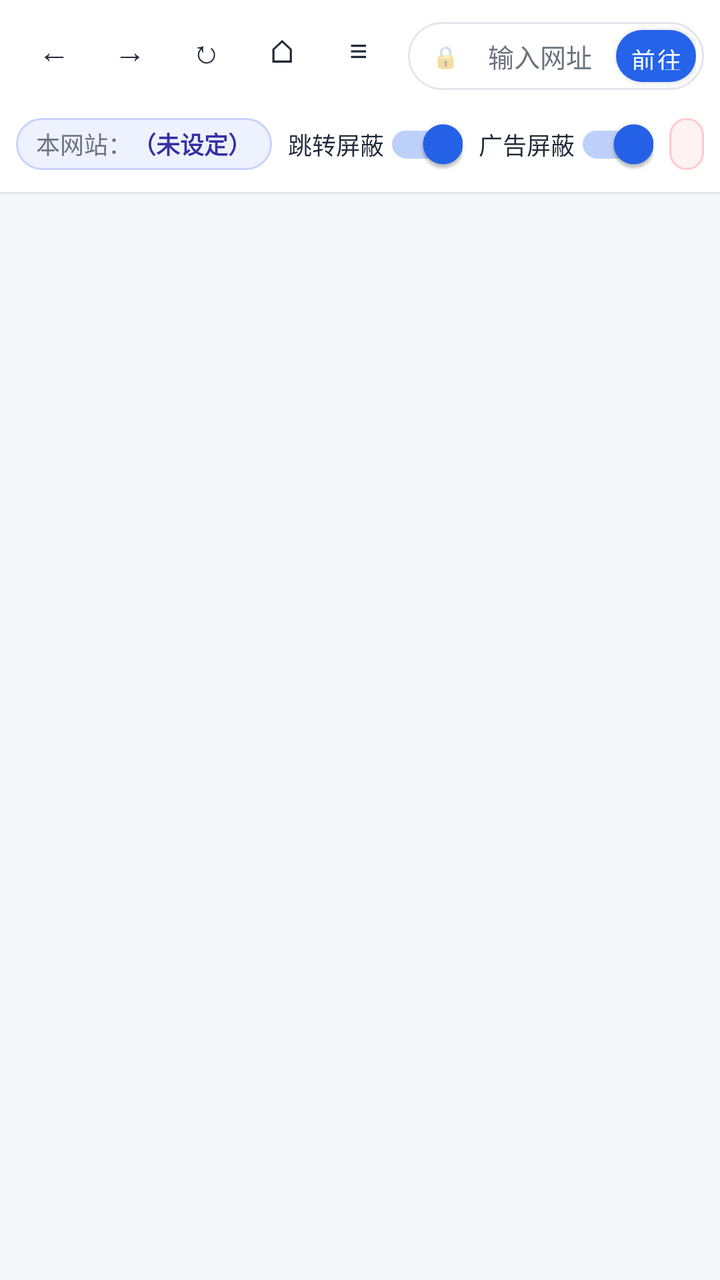
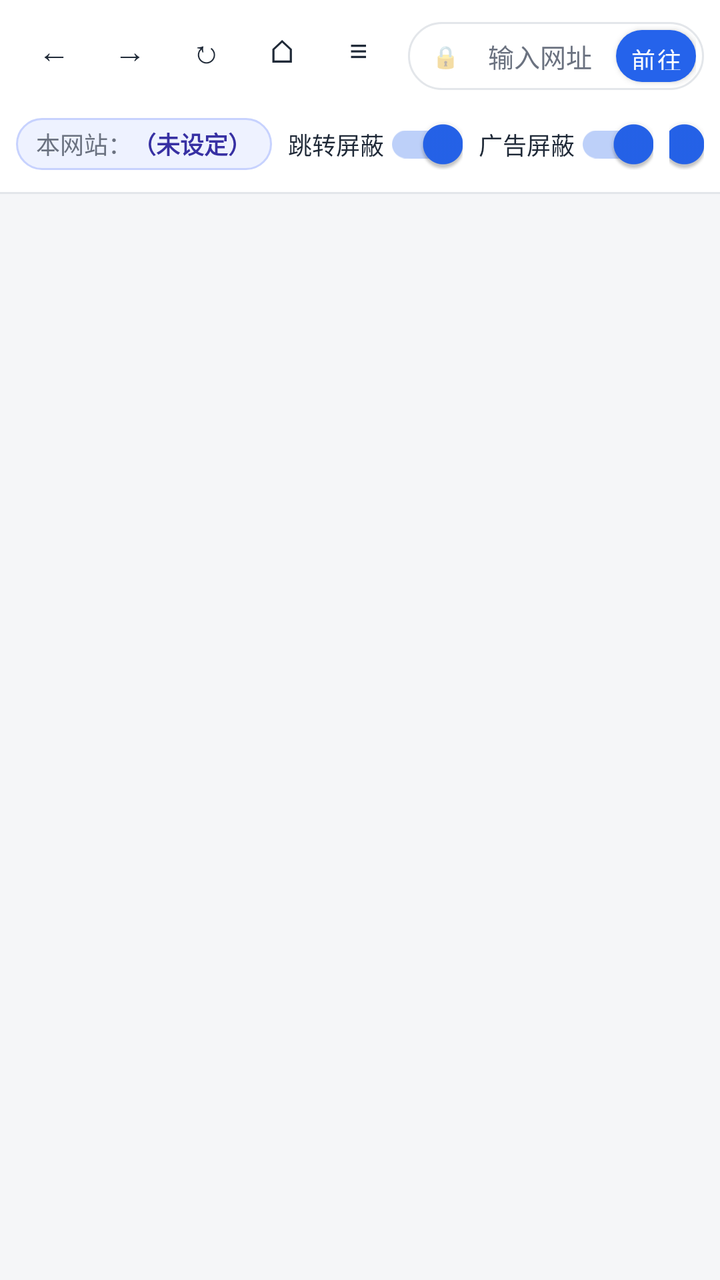

Compare the two renders of this Android layout. The source of the first and the diff that turns it into the second are given below.
<!-- AndroidManifest.xml: application theme Theme.SiteLockBrowser -->
<!-- res/layout/activity_main.xml -->
<?xml version="1.0" encoding="utf-8"?>
<LinearLayout xmlns:android="http://schemas.android.com/apk/res/android"
    android:layout_width="match_parent"
    android:layout_height="match_parent"
    android:orientation="vertical"
    android:background="@color/bg">

    
    <LinearLayout
        android:layout_width="match_parent"
        android:layout_height="wrap_content"
        android:orientation="vertical"
        android:background="@color/bar_bg"
        android:padding="8dp">

        
        <LinearLayout
            android:layout_width="match_parent"
            android:layout_height="40dp"
            android:orientation="horizontal"
            android:gravity="center_vertical">

            <LinearLayout
                android:layout_width="wrap_content"
                android:layout_height="match_parent"
                android:orientation="horizontal">

                <Button
                    android:id="@+id/btnBack"
                    style="@style/NavButton"
                    android:text="←" />

                <Button
                    android:id="@+id/btnForward"
                    style="@style/NavButton"
                    android:text="→" />

                <Button
                    android:id="@+id/btnReload"
                    style="@style/NavButton"
                    android:text="↻" />

                <Button
                    android:id="@+id/btnHome"
                    style="@style/NavButton"
                    android:text="⌂" />

                <Button
                    android:id="@+id/btnHistory"
                    style="@style/NavButton"
                    android:text="≡" />
            </LinearLayout>

            <FrameLayout
                android:layout_width="0dp"
                android:layout_height="34dp"
                android:layout_weight="1"
                android:layout_marginStart="6dp"
                android:background="@drawable/addr_bg"
                android:paddingStart="12dp"
                android:paddingEnd="4dp">

                <TextView
                    android:id="@+id/lockIcon"
                    android:layout_width="wrap_content"
                    android:layout_height="match_parent"
                    android:gravity="center"
                    android:text="🔒"
                    android:textSize="11sp"
                    android:alpha="0.7"
                    android:layout_gravity="start|center_vertical" />

                <EditText
                    android:id="@+id/urlInput"
                    android:layout_width="match_parent"
                    android:layout_height="match_parent"
                    android:layout_marginStart="22dp"
                    android:layout_marginEnd="46dp"
                    android:background="@null"
                    android:hint="@string/hint_url"
                    android:textColorHint="@color/muted"
                    android:textSize="13sp"
                    android:textColor="@color/text"
                    android:inputType="textUri"
                    android:imeOptions="actionGo"
                    android:singleLine="true"
                    android:paddingStart="6dp"
                    android:paddingEnd="6dp" />

                <Button
                    android:id="@+id/btnGo"
                    android:layout_width="40dp"
                    android:layout_height="26dp"
                    android:layout_gravity="end|center_vertical"
                    android:background="@drawable/go_btn_bg"
                    android:text="@string/go"
                    android:textColor="@color/white"
                    android:textSize="12sp"
                    android:minWidth="0dp"
                    android:minHeight="0dp"
                    android:padding="0dp" />
            </FrameLayout>
        </LinearLayout>

        
        <LinearLayout
            android:layout_width="match_parent"
            android:layout_height="32dp"
            android:layout_marginTop="8dp"
            android:orientation="horizontal"
            android:gravity="center_vertical">

            <LinearLayout
                android:layout_width="wrap_content"
                android:layout_height="26dp"
                android:orientation="horizontal"
                android:gravity="center_vertical"
                android:background="@drawable/chip_bg"
                android:paddingStart="10dp"
                android:paddingEnd="10dp">

                <TextView
                    android:layout_width="wrap_content"
                    android:layout_height="wrap_content"
                    android:text="@string/home_label"
                    android:textColor="@color/muted"
                    android:textSize="12sp" />

                <TextView
                    android:id="@+id/homeDomain"
                    android:layout_width="wrap_content"
                    android:layout_height="wrap_content"
                    android:text="@string/home_none"
                    android:textColor="@color/chip_text"
                    android:textSize="12sp"
                    android:textStyle="bold"
                    android:maxWidth="160dp"
                    android:singleLine="true"
                    android:ellipsize="end" />
            </LinearLayout>

            <LinearLayout
                android:layout_width="wrap_content"
                android:layout_height="26dp"
                android:orientation="horizontal"
                android:gravity="center_vertical"
                android:layout_marginStart="8dp">

                <androidx.appcompat.widget.SwitchCompat
                    android:id="@+id/toggleRedirects"
                    android:layout_width="wrap_content"
                    android:layout_height="match_parent"
                    android:checked="true"
                    android:text="@string/toggle_redirects"
                    android:textSize="12sp"
                    android:textColor="@color/text" />
            </LinearLayout>

            <LinearLayout
                android:layout_width="wrap_content"
                android:layout_height="26dp"
                android:orientation="horizontal"
                android:gravity="center_vertical"
                android:layout_marginStart="8dp">

                <androidx.appcompat.widget.SwitchCompat
                    android:id="@+id/toggleAds"
                    android:layout_width="wrap_content"
                    android:layout_height="match_parent"
                    android:checked="true"
                    android:text="@string/toggle_ads"
                    android:textSize="12sp"
                    android:textColor="@color/text" />
            </LinearLayout>

            <LinearLayout
                android:id="@+id/countsBox"
                android:layout_width="wrap_content"
                android:layout_height="26dp"
                android:orientation="horizontal"
                android:gravity="center_vertical"
                android:layout_marginStart="8dp"
                android:background="@drawable/count_bg"
                android:paddingStart="10dp"
                android:paddingEnd="10dp"
                android:clickable="true"
                android:focusable="true">

                <TextView
                    android:id="@+id/redirectCount"
                    android:layout_width="wrap_content"
                    android:layout_height="wrap_content"
                    android:text="跳转 0"
                    android:textColor="@color/danger"
                    android:textSize="12sp" />

                <TextView
                    android:layout_width="wrap_content"
                    android:layout_height="wrap_content"
                    android:text=" · "
                    android:textColor="@color/danger"
                    android:textSize="12sp"
                    android:alpha="0.5" />

                <TextView
                    android:id="@+id/adCount"
                    android:layout_width="wrap_content"
                    android:layout_height="wrap_content"
                    android:text="广告 0"
                    android:textColor="@color/danger"
                    android:textSize="12sp" />
            </LinearLayout>

            <TextView
                android:id="@+id/statusText"
                android:layout_width="0dp"
                android:layout_height="match_parent"
                android:layout_weight="1"
                android:gravity="end|center_vertical"
                android:text="@string/status_ready"
                android:textColor="@color/muted"
                android:textSize="12sp"
                android:singleLine="true"
                android:ellipsize="end"
                android:paddingStart="8dp" />
        </LinearLayout>
    </LinearLayout>

    <View
        android:layout_width="match_parent"
        android:layout_height="1dp"
        android:background="@color/border" />

    
    <FrameLayout
        android:id="@+id/webContainer"
        android:layout_width="match_parent"
        android:layout_height="match_parent" />

</LinearLayout>
<!-- resources referenced by this layout -->
<resources>
  <color name="bar_bg">#FFFFFF</color>
  <color name="bg">#F5F6F8</color>
  <color name="border">#E3E6EA</color>
  <color name="chip_text">#3730A3</color>
  <color name="danger">#DC2626</color>
  <color name="muted">#6B7280</color>
  <color name="text">#1F2937</color>
  <color name="white">#FFFFFF</color>
  <!-- drawable addr_bg (drawable) -->
  <?xml version="1.0" encoding="utf-8"?>
  <shape xmlns:android="http://schemas.android.com/apk/res/android" android:shape="rectangle">
      <solid android:color="@color/white" />
      <stroke android:width="1dp" android:color="@color/border" />
      <corners android:radius="17dp" />
  </shape>
  <!-- drawable chip_bg (drawable) -->
  <?xml version="1.0" encoding="utf-8"?>
  <shape xmlns:android="http://schemas.android.com/apk/res/android" android:shape="rectangle">
      <solid android:color="@color/chip_bg" />
      <stroke android:width="1dp" android:color="@color/chip_border" />
      <corners android:radius="13dp" />
  </shape>
  <!-- drawable count_bg (drawable) -->
  <?xml version="1.0" encoding="utf-8"?>
  <shape xmlns:android="http://schemas.android.com/apk/res/android" android:shape="rectangle">
      <solid android:color="@color/count_bg" />
      <stroke android:width="1dp" android:color="@color/count_border" />
      <corners android:radius="13dp" />
  </shape>
  <!-- drawable go_btn_bg (drawable) -->
  <?xml version="1.0" encoding="utf-8"?>
  <shape xmlns:android="http://schemas.android.com/apk/res/android" android:shape="rectangle">
      <solid android:color="@color/accent" />
      <corners android:radius="13dp" />
  </shape>
  <string name="go">前往</string>
  <string name="hint_url">输入网址，该域名将作为「本网站」</string>
  <string name="home_label">本网站：</string>
  <string name="home_none">（未设定）</string>
  <string name="status_ready">就绪</string>
  <string name="toggle_ads">广告屏蔽</string>
  <string name="toggle_redirects">跳转屏蔽</string>
  <style name="NavButton">
          <item name="android:layout_width">34dp</item>
          <item name="android:layout_height">34dp</item>
          <item name="android:layout_marginStart">2dp</item>
          <item name="android:layout_marginEnd">2dp</item>
          <item name="android:minWidth">0dp</item>
          <item name="android:minHeight">0dp</item>
          <item name="android:padding">0dp</item>
          <item name="android:background">?attr/selectableItemBackgroundBorderless</item>
          <item name="android:textSize">16sp</item>
          <item name="android:textColor">@color/text</item>
      </style>
  <style name="Theme.SiteLockBrowser" parent="Theme.MaterialComponents.Light.NoActionBar">
          <item name="colorPrimary">@color/accent</item>
          <item name="colorPrimaryDark">@color/accent_dark</item>
          <item name="colorAccent">@color/accent</item>
          <item name="android:windowBackground">@color/bg</item>
          <item name="android:statusBarColor">@color/bar_bg</item>
          <item name="android:windowLightStatusBar">true</item>
      </style>
  <color name="chip_bg">#EEF2FF</color>
  <color name="chip_border">#C7D2FE</color>
  <color name="count_bg">#FEF2F2</color>
  <color name="count_border">#FECACA</color>
  <color name="accent">#2563EB</color>
  <color name="accent_dark">#1D4ED8</color>
</resources>

<!-- the commit's change to res/layout/activity_main.xml (unified diff, before → after) -->
@@ -169,6 +169,23 @@
                     android:layout_height="match_parent"
                     android:checked="true"
                     android:text="@string/toggle_ads"
+                    android:textSize="12sp"
+                    android:textColor="@color/text" />
+            </LinearLayout>
+
+            <LinearLayout
+                android:layout_width="wrap_content"
+                android:layout_height="26dp"
+                android:orientation="horizontal"
+                android:gravity="center_vertical"
+                android:layout_marginStart="8dp">
+
+                <androidx.appcompat.widget.SwitchCompat
+                    android:id="@+id/toggleDesktop"
+                    android:layout_width="wrap_content"
+                    android:layout_height="match_parent"
+                    android:checked="true"
+                    android:text="@string/toggle_desktop"
                     android:textSize="12sp"
                     android:textColor="@color/text" />
             </LinearLayout>
<!-- resource entries referenced after the edit -->
@@ -41,6 +41,7 @@
   <string name="home_none">（未设定）</string>
   <string name="status_ready">就绪</string>
   <string name="toggle_ads">广告屏蔽</string>
+  <string name="toggle_desktop">桌面模式</string>
   <string name="toggle_redirects">跳转屏蔽</string>
   <style name="NavButton">
           <item name="android:layout_width">34dp</item>
